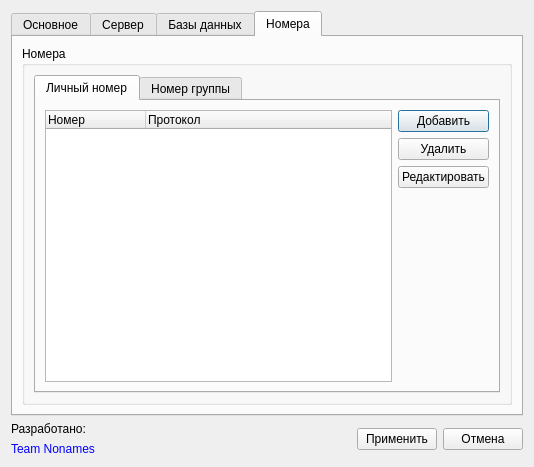
First picture: the form in SettingsDialog.ui, repository okostynchuk/Outcall, before the edit.
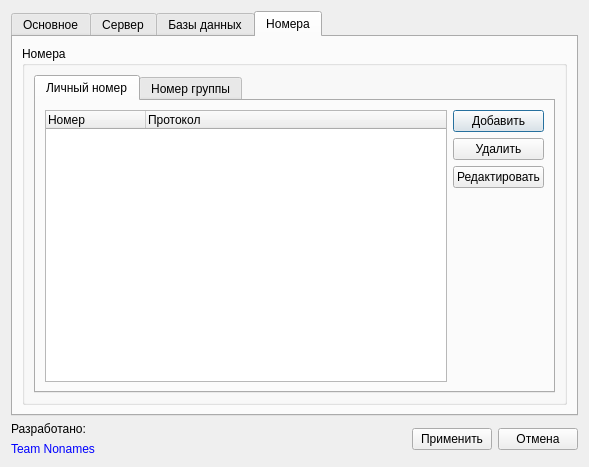
Second picture: the form after the edit. The open tabs and pages were chosen to show the change. Icons and pictures are not drawn.

The edit to the form file:
```diff
--- a/SettingsDialog.ui
+++ b/SettingsDialog.ui
@@ -6,7 +6,7 @@
    <rect>
     <x>0</x>
     <y>0</y>
-    <width>534</width>
+    <width>589</width>
     <height>463</height>
    </rect>
   </property>
```
Left out of the diff: 6 changed lines with no effect on the pictures.
